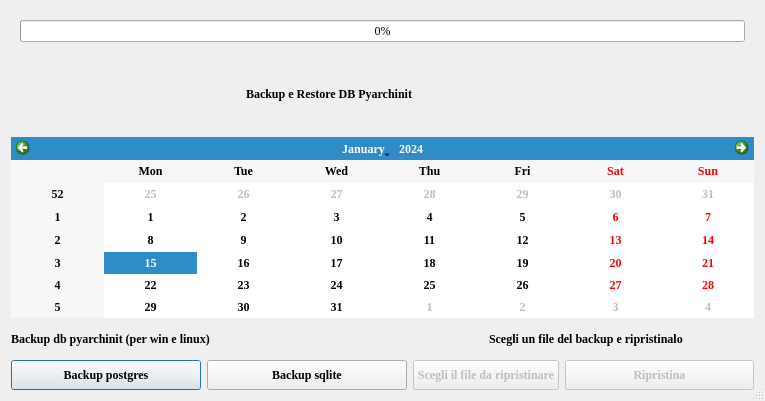
Above: gui/ui/dbmanagment.ui from enzococca/HFF before the change. Below: the same form after it.
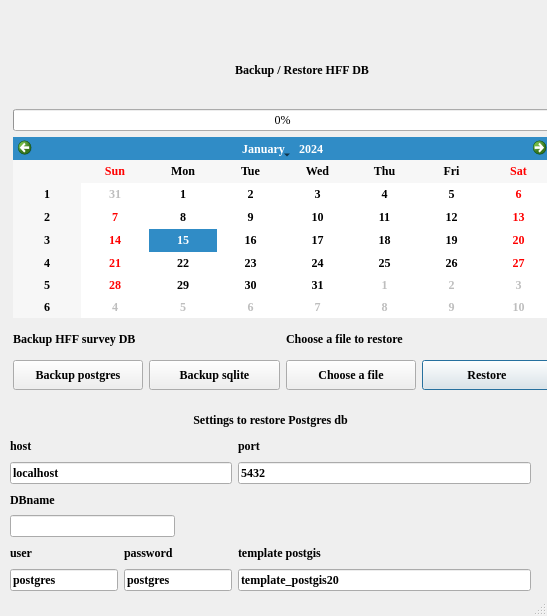
That is the form after the change.

The edit to the form file:
```diff
--- a/gui/ui/dbmanagment.ui
+++ b/gui/ui/dbmanagment.ui
@@ -6,12 +6,12 @@
    <rect>
     <x>0</x>
     <y>0</y>
-    <width>765</width>
-    <height>401</height>
+    <width>547</width>
+    <height>616</height>
    </rect>
   </property>
   <property name="sizePolicy">
-   <sizepolicy hsizetype="Expanding" vsizetype="Expanding">
+   <sizepolicy hsizetype="Expanding" vsizetype="Fixed">
     <horstretch>0</horstretch>
     <verstretch>0</verstretch>
    </sizepolicy>
@@ -29,13 +29,242 @@
   <property name="sizeGripEnabled">
    <bool>true</bool>
   </property>
-  <layout class="QGridLayout" name="gridLayout_3">
-   <item row="0" column="0">
-    <layout class="QGridLayout" name="gridLayout_2">
+  <widget class="QWidget" name="">
+   <property name="geometry">
+    <rect>
+     <x>10</x>
+     <y>410</y>
+     <width>521</width>
+     <height>181</height>
+    </rect>
+   </property>
+   <layout class="QGridLayout" name="gridLayout">
+    <item row="1" column="0">
+     <widget class="QLabel" name="label_6">
+      <property name="text">
+       <string>host</string>
+      </property>
+     </widget>
+    </item>
+    <item row="3" column="0">
+     <widget class="QLabel" name="label_7">
+      <property name="text">
+       <string>DBname</string>
+      </property>
+     </widget>
+    </item>
+    <item row="5" column="0">
+     <widget class="QLabel" name="label_8">
+      <property name="text">
+       <string>user</string>
+      </property>
+     </widget>
+    </item>
+    <item row="5" column="2">
+     <widget class="QLabel" name="label_9">
+      <property name="text">
+       <string>password</string>
+      </property>
+     </widget>
+    </item>
+    <item row="5" column="4">
+     <widget class="QLabel" name="label_10">
+      <property name="text">
+       <string>template postgis</string>
+      </property>
+     </widget>
+    </item>
+    <item row="6" column="0" colspan="2">
+     <widget class="QLineEdit" name="lineEdit_user">
+      <property name="text">
+       <string>postgres</string>
+      </property>
+     </widget>
+    </item>
+    <item row="6" column="2" colspan="2">
+     <widget class="QLineEdit" name="lineEdit_password">
+      <property name="text">
+       <string>postgres</string>
+      </property>
+     </widget>
+    </item>
+    <item row="6" column="4">
+     <widget class="QLineEdit" name="lineEdit_template">
+      <property name="text">
+       <string>template_postgis20</string>
+      </property>
+     </widget>
+    </item>
+    <item row="4" column="0" colspan="3">
+     <widget class="QLineEdit" name="lineEdit_dbname"/>
+    </item>
+    <item row="2" column="4">
+     <widget class="QLineEdit" name="lineEdit_port">
+      <property name="text">
+       <string>5432</string>
+      </property>
+     </widget>
+    </item>
+    <item row="1" column="4">
+     <widget class="QLabel" name="label_4">
+      <property name="text">
+       <string>port</string>
+      </property>
+     </widget>
+    </item>
+    <item row="2" column="0" colspan="4">
+     <widget class="QLineEdit" name="lineEdit_host">
+      <property name="text">
+       <string>localhost</string>
+      </property>
+     </widget>
+    </item>
      <item row="0" column="0" colspan="5">
-      <widget class="QWidget" name="widget" native="true">
-       <layout class="QHBoxLayout" name="horizontalLayout">
-        <item>
+     <widget class="QLabel" name="label_2">
+      <property name="text">
+       <string>Settings to restore Postgres db</string>
+      </property>
+      <property name="alignment">
+       <set>Qt::AlignCenter</set>
+      </property>
+     </widget>
+    </item>
+   </layout>
+  </widget>
+  <widget class="QWidget" name="">
+   <property name="geometry">
+    <rect>
+     <x>13</x>
+     <y>13</y>
+     <width>539</width>
+     <height>377</height>
+    </rect>
+   </property>
+   <layout class="QGridLayout" name="gridLayout_2">
+    <item row="5" column="3">
+     <widget class="QPushButton" name="restore">
+      <property name="enabled">
+       <bool>true</bool>
+      </property>
+      <property name="sizePolicy">
+       <sizepolicy hsizetype="Expanding" vsizetype="Expanding">
+        <horstretch>0</horstretch>
+        <verstretch>0</verstretch>
+       </sizepolicy>
+      </property>
+      <property name="maximumSize">
+       <size>
+        <width>16777215</width>
+        <height>30</height>
+       </size>
+      </property>
+      <property name="text">
+       <string>Restore</string>
+      </property>
+     </widget>
+    </item>
+    <item row="5" column="2">
+     <widget class="QPushButton" name="upload">
+      <property name="enabled">
+       <bool>true</bool>
+      </property>
+      <property name="sizePolicy">
+       <sizepolicy hsizetype="Expanding" vsizetype="Expanding">
+        <horstretch>0</horstretch>
+        <verstretch>0</verstretch>
+       </sizepolicy>
+      </property>
+      <property name="maximumSize">
+       <size>
+        <width>16777215</width>
+        <height>30</height>
+       </size>
+      </property>
+      <property name="text">
+       <string>Choose a file</string>
+      </property>
+     </widget>
+    </item>
+    <item row="5" column="1">
+     <widget class="QPushButton" name="backupsqlite">
+      <property name="sizePolicy">
+       <sizepolicy hsizetype="Expanding" vsizetype="Expanding">
+        <horstretch>0</horstretch>
+        <verstretch>0</verstretch>
+       </sizepolicy>
+      </property>
+      <property name="maximumSize">
+       <size>
+        <width>16777215</width>
+        <height>30</height>
+       </size>
+      </property>
+      <property name="text">
+       <string>Backup sqlite</string>
+      </property>
+     </widget>
+    </item>
+    <item row="4" column="0" colspan="2">
+     <widget class="QLabel" name="label_3">
+      <property name="sizePolicy">
+       <sizepolicy hsizetype="Expanding" vsizetype="Expanding">
+        <horstretch>0</horstretch>
+        <verstretch>0</verstretch>
+       </sizepolicy>
+      </property>
+      <property name="maximumSize">
+       <size>
+        <width>16777215</width>
+        <height>30</height>
+       </size>
+      </property>
+      <property name="text">
+       <string>Backup HFF survey DB</string>
+      </property>
+     </widget>
+    </item>
+    <item row="5" column="0">
+     <widget class="QPushButton" name="backup">
+      <property name="sizePolicy">
+       <sizepolicy hsizetype="Expanding" vsizetype="Preferred">
+        <horstretch>0</horstretch>
+        <verstretch>0</verstretch>
+       </sizepolicy>
+      </property>
+      <property name="maximumSize">
+       <size>
+        <width>16777215</width>
+        <height>30</height>
+       </size>
+      </property>
+      <property name="text">
+       <string>Backup postgres</string>
+      </property>
+     </widget>
+    </item>
+    <item row="3" column="0" colspan="4">
+     <widget class="QCalendarWidget" name="calendarWidget">
+      <property name="sizePolicy">
+       <sizepolicy hsizetype="Expanding" vsizetype="Expanding">
+        <horstretch>0</horstretch>
+        <verstretch>0</verstretch>
+       </sizepolicy>
+      </property>
+      <property name="minimumSize">
+       <size>
+        <width>191</width>
+        <height>181</height>
+       </size>
+      </property>
+      <property name="styleSheet">
+       <string notr="true">font: 10pt &quot;Andale Mono&quot;;</string>
+      </property>
+      <property name="locale">
+       <locale language="English" country="UnitedStates"/>
+      </property>
+     </widget>
+    </item>
+    <item row="2" column="0" colspan="4">
          <widget class="QProgressBar" name="progressBar_db">
           <property name="font">
            <font>
@@ -52,10 +281,12 @@
           </property>
          </widget>
         </item>
-       </layout>
-      </widget>
-     </item>
-     <item row="1" column="1" colspan="2">
+    <item row="0" column="0" colspan="2">
+     <widget class="QWidget" name="widget" native="true">
+      <layout class="QHBoxLayout" name="horizontalLayout"/>
+     </widget>
+    </item>
+    <item row="1" column="0" colspan="4">
       <widget class="QLabel" name="label">
        <property name="sizePolicy">
         <sizepolicy hsizetype="Expanding" vsizetype="Expanding">
@@ -64,110 +295,15 @@
         </sizepolicy>
        </property>
        <property name="text">
-        <string>             Backup e Restore DB Pyarchinit</string>
-       </property>
-      </widget>
-     </item>
-     <item row="2" column="0" colspan="5">
-      <widget class="QCalendarWidget" name="calendarWidget">
-       <property name="sizePolicy">
-        <sizepolicy hsizetype="Expanding" vsizetype="Expanding">
-         <horstretch>0</horstretch>
-         <verstretch>0</verstretch>
-        </sizepolicy>
-       </property>
-       <property name="minimumSize">
-        <size>
-         <width>191</width>
-         <height>181</height>
-        </size>
-       </property>
-       <property name="styleSheet">
-        <string notr="true">font: 10pt &quot;Andale Mono&quot;;</string>
-       </property>
-      </widget>
-     </item>
-     <item row="3" column="0" colspan="2">
-      <widget class="QLabel" name="label_3">
-       <property name="sizePolicy">
-        <sizepolicy hsizetype="Expanding" vsizetype="Expanding">
-         <horstretch>0</horstretch>
-         <verstretch>0</verstretch>
-        </sizepolicy>
-       </property>
-       <property name="maximumSize">
-        <size>
-         <width>16777215</width>
-         <height>30</height>
-        </size>
-       </property>
-       <property name="text">
-        <string>Backup db pyarchinit (per win e linux)</string>
-       </property>
-      </widget>
-     </item>
-     <item row="3" column="3" colspan="2">
-      <widget class="QLabel" name="label_5">
-       <property name="sizePolicy">
-        <sizepolicy hsizetype="Expanding" vsizetype="Expanding">
-         <horstretch>0</horstretch>
-         <verstretch>0</verstretch>
-        </sizepolicy>
-       </property>
-       <property name="maximumSize">
-        <size>
-         <width>16777215</width>
-         <height>30</height>
-        </size>
-       </property>
-       <property name="text">
-        <string>Scegli un file del backup e ripristinalo</string>
-       </property>
-      </widget>
-     </item>
-     <item row="4" column="0">
-      <widget class="QPushButton" name="backup">
-       <property name="sizePolicy">
-        <sizepolicy hsizetype="Expanding" vsizetype="Preferred">
-         <horstretch>0</horstretch>
-         <verstretch>0</verstretch>
-        </sizepolicy>
-       </property>
-       <property name="maximumSize">
-        <size>
-         <width>16777215</width>
-         <height>30</height>
-        </size>
-       </property>
-       <property name="text">
-        <string>Backup postgres</string>
-       </property>
-      </widget>
-     </item>
-     <item row="4" column="1">
-      <widget class="QPushButton" name="backupsqlite">
-       <property name="sizePolicy">
-        <sizepolicy hsizetype="Expanding" vsizetype="Expanding">
-         <horstretch>0</horstretch>
-         <verstretch>0</verstretch>
-        </sizepolicy>
-       </property>
-       <property name="maximumSize">
-        <size>
-         <width>16777215</width>
-         <height>30</height>
-        </size>
-       </property>
-       <property name="text">
-        <string>Backup sqlite</string>
+       <string>             Backup / Restore HFF DB</string>
+      </property>
+      <property name="alignment">
+       <set>Qt::AlignCenter</set>
        </property>
       </widget>
      </item>
      <item row="4" column="2" colspan="2">
-      <widget class="QPushButton" name="upload">
-       <property name="enabled">
-        <bool>false</bool>
-       </property>
+     <widget class="QLabel" name="label_5">
        <property name="sizePolicy">
         <sizepolicy hsizetype="Expanding" vsizetype="Expanding">
          <horstretch>0</horstretch>
@@ -181,35 +317,12 @@
         </size>
        </property>
        <property name="text">
-        <string>Scegli il file da ripristinare</string>
+       <string>Choose a file to restore</string>
        </property>
       </widget>
      </item>
-     <item row="4" column="4">
-      <widget class="QPushButton" name="restore">
-       <property name="enabled">
-        <bool>false</bool>
-       </property>
-       <property name="sizePolicy">
-        <sizepolicy hsizetype="Expanding" vsizetype="Expanding">
-         <horstretch>0</horstretch>
-         <verstretch>0</verstretch>
-        </sizepolicy>
-       </property>
-       <property name="maximumSize">
-        <size>
-         <width>16777215</width>
-         <height>30</height>
-        </size>
-       </property>
-       <property name="text">
-        <string>Ripristina</string>
-       </property>
-      </widget>
-     </item>
-    </layout>
-   </item>
-  </layout>
+   </layout>
+  </widget>
  </widget>
  <resources>
   <include location="../../resources/resources.qrc"/>
```
Left out of the diff: 2 changed lines with no effect on the pictures. Lines whose indentation alone changed are shown as unchanged.
